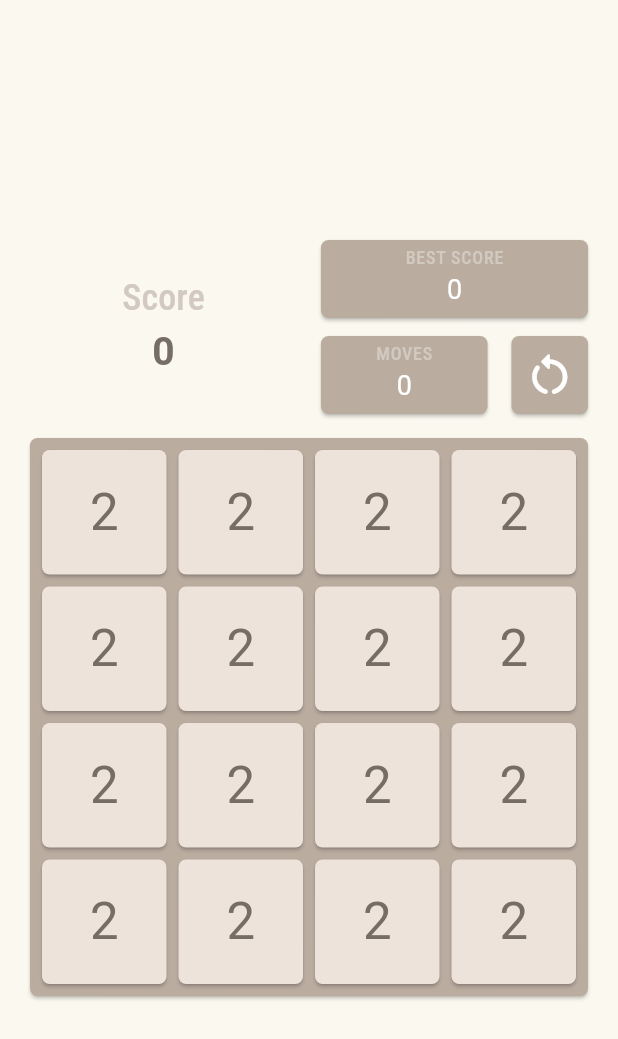
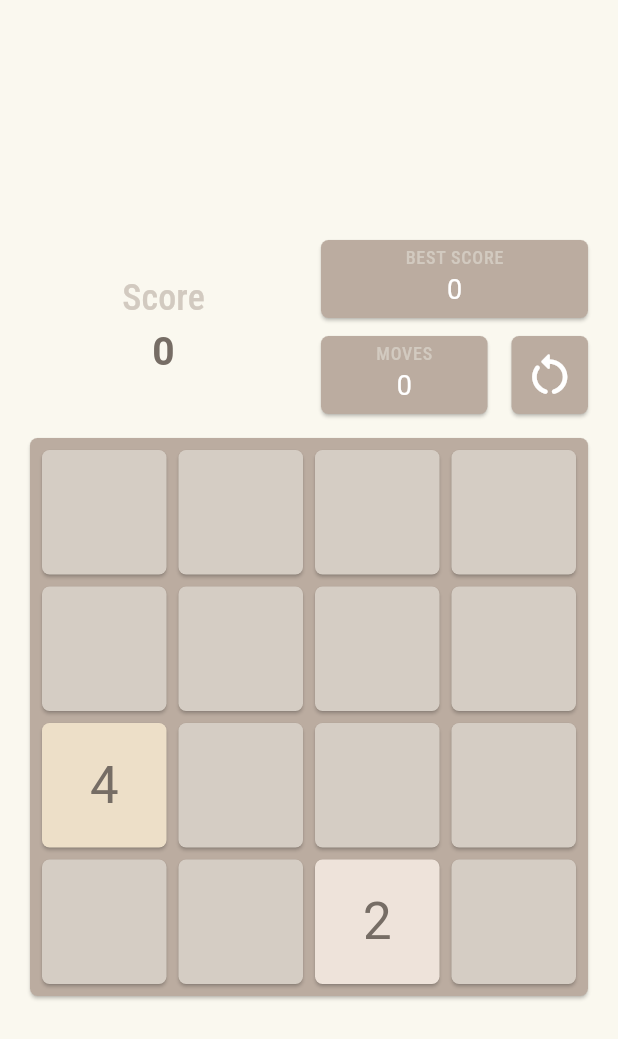
Before and after one commit to Esosek/my_2048, a Flutter app: the screen it shows after launch, on a phone screen of 412 x 824 dp. Shown: the top 1039 px of the screen. Run offline on Flutter 3.47's test engine with Material 3 defaults, Android fonts, the phone set to English and light mode, and no system bars; our stand-ins replace flutter_riverpod, google_fonts, logger.

Commit message:
Renders game tiles with test

```diff
--- a/lib/components/board.dart
+++ b/lib/components/board.dart
@@ -1,12 +1,15 @@
 import 'package:flutter/material.dart';
+import 'package:flutter_riverpod/flutter_riverpod.dart';
 
 import 'package:my_2048/components/board_tile.dart';
+import 'package:my_2048/providers/board_provider.dart';
 
-class Board extends StatelessWidget {
+class Board extends ConsumerWidget {
   const Board({super.key});
 
   @override
-  Widget build(BuildContext context) {
+  Widget build(BuildContext context, WidgetRef ref) {
+    final gameTiles = ref.watch(boardProvider);
     return SizedBox(
       width: MediaQuery.of(context).size.width > 400 ? 400 : double.infinity,
       child: Card(
@@ -15,7 +18,7 @@ class Board extends StatelessWidget {
           crossAxisCount: 4,
           padding: const EdgeInsets.all(4),
           physics: const NeverScrollableScrollPhysics(),
-          children: List.generate(16, (_) => const BoardTile()),
+          children: List.generate(16, (index) => BoardTile(gameTiles[index])),
         ),
       ),
     );
--- a/lib/components/board_tile.dart
+++ b/lib/components/board_tile.dart
@@ -1,27 +1,32 @@
 import 'package:flutter/material.dart';
 
+import 'package:my_2048/models/tile.dart';
+
 class BoardTile extends StatelessWidget {
-  const BoardTile({super.key});
+  const BoardTile(this.tile, {super.key});
+
+  final Tile tile;
 
   @override
   Widget build(BuildContext context) {
     return Card(
-      // TODO: Add Tile backgroundColor
-      color: const Color.fromARGB(255, 238, 227, 218),
+      color: tile.backgroundColor,
       child: Padding(
         padding: const EdgeInsets.all(8),
         child: FittedBox(
           alignment: Alignment.center,
           fit: BoxFit.scaleDown,
-          child: Text(
-            '2',
-            style: Theme.of(context).textTheme.bodyLarge!.copyWith(
-                  // TODO: Add dark color for 2 and 4
-                  // TODO: Add light color for rest
-                  color: const Color.fromARGB(255, 118, 109, 101),
-                  fontSize: 34,
+          child: tile.isEmpty
+              ? null
+              : Text(
+                  tile.value.toString(),
+                  style: Theme.of(context).textTheme.bodyLarge!.copyWith(
+                        color: tile.value <= 4
+                            ? const Color.fromARGB(255, 118, 109, 101)
+                            : null,
+                        fontSize: 34,
+                      ),
                 ),
-          ),
         ),
       ),
     );
--- a/lib/providers/board_provider.dart
+++ b/lib/providers/board_provider.dart
@@ -10,7 +10,9 @@ import 'package:my_2048/utilities/move_resolver.dart';
 enum MoveDirection { up, down, right, left }
 
 class BoardProviderNotifier extends StateNotifier<List<Tile>> {
-  BoardProviderNotifier(this._ref) : super([]);
+  BoardProviderNotifier(this._ref) : super([]) {
+    initializeBoard();
+  }
 
   final StateNotifierProviderRef _ref;
 
```
Also changed, not shown: 2 other files.
